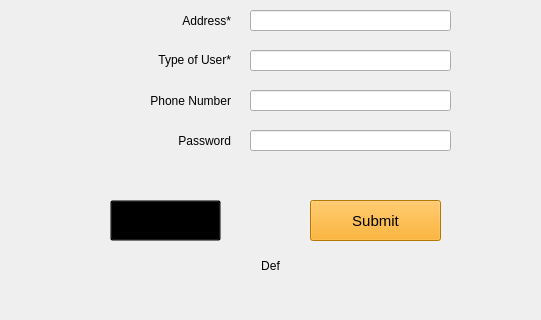
This is King_Project/signupform.ui in greg-maceachern12/MicroManage as Qt 5 draws it before an edit; both pictures show x 110 to 651 and y 270 to 590 of the 829 by 590 pixel window. The edited form follows.
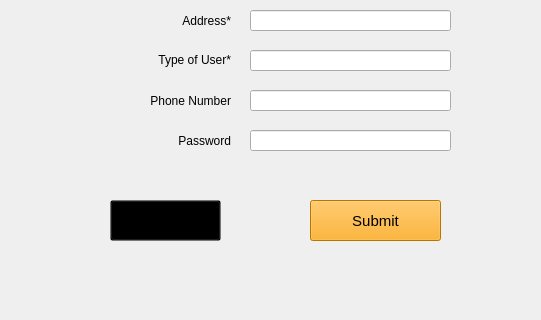
This is the edited form.

Commit message: Passed the main window status bar to Login and SignUp so error messages can be displayed. Removed the error message text field from SignUp ui.

The edit to the form file:
```diff
--- a/King_Project/signupform.ui
+++ b/King_Project/signupform.ui
@@ -178,22 +178,6 @@
     </rect>
    </property>
   </widget>
-  <widget class="QLabel" name="logMsg">
-   <property name="geometry">
-    <rect>
-     <x>190</x>
-     <y>520</y>
-     <width>381</width>
-     <height>31</height>
-    </rect>
-   </property>
-   <property name="text">
-    <string>Def</string>
-   </property>
-   <property name="alignment">
-    <set>Qt::AlignCenter</set>
-   </property>
-  </widget>
   <widget class="QLabel" name="label_11">
    <property name="geometry">
     <rect>
```
Left out of the diff: 1 changed line with no effect on the pictures. The commit also changes 6 other files.
